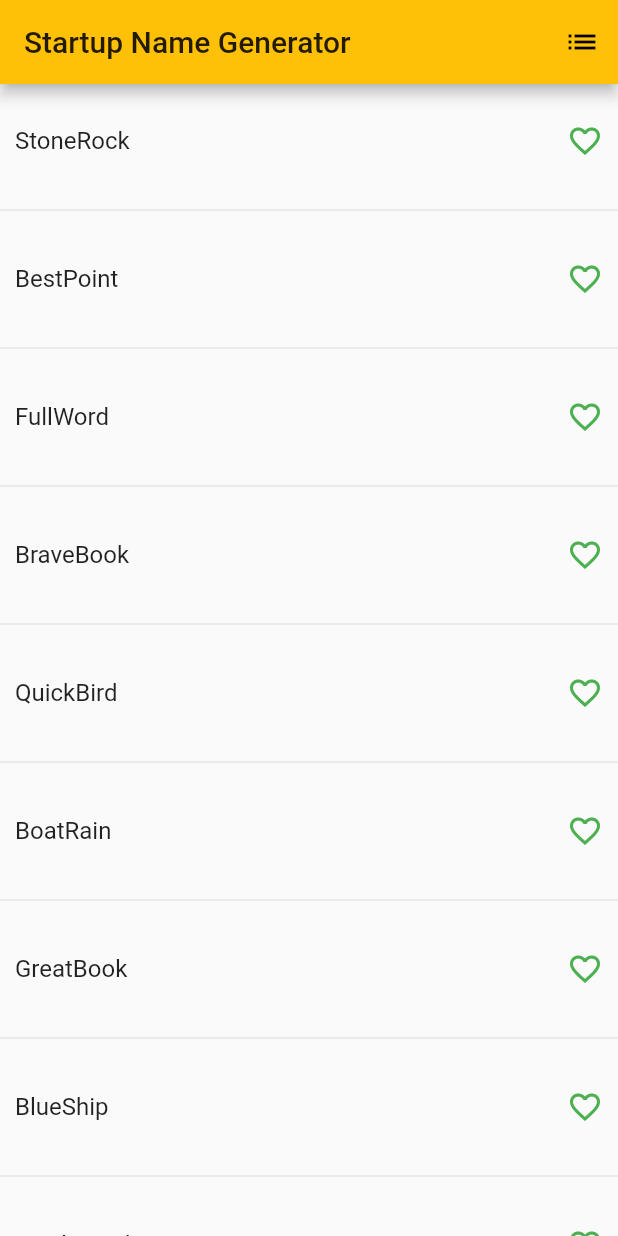
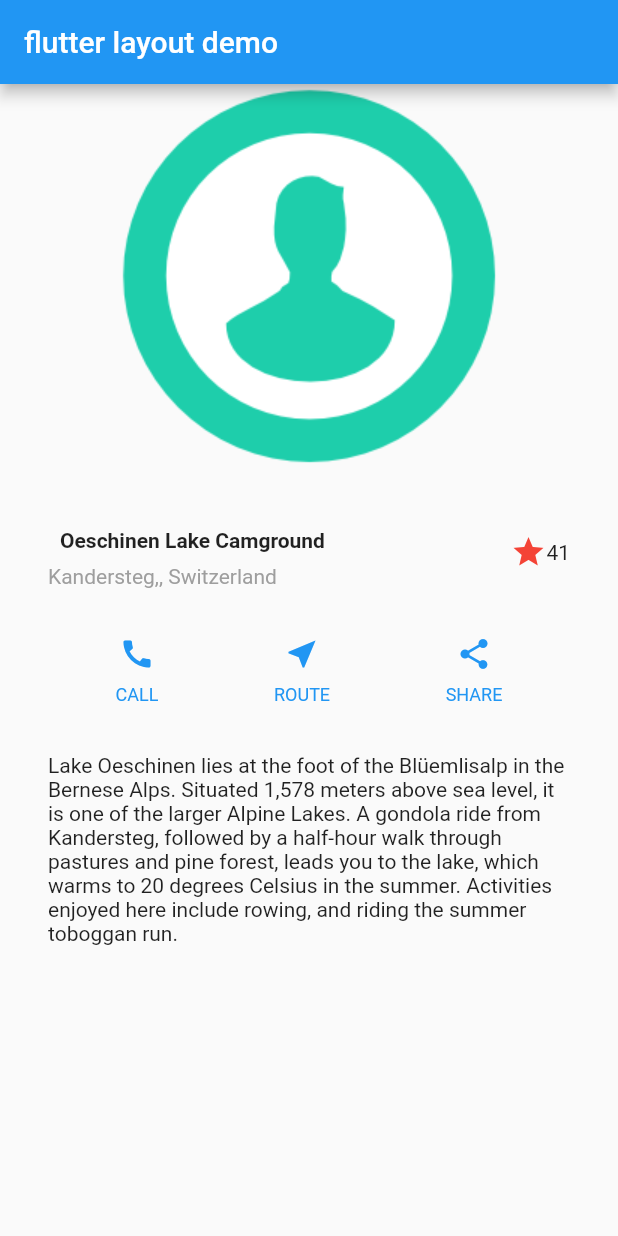
Before and after one commit to ThaoLuu2611/flutter-beginner, a Flutter app: the screen it shows after launch, on a phone screen of 412 x 824 dp. Run offline on Flutter 3.47's test engine with Material 2 defaults, Android fonts, the phone set to English and light mode, and no system bars.

Commit message:
Building layout demo

```diff
--- a/flutter_first_app/lib/main.dart
+++ b/flutter_first_app/lib/main.dart
@@ -1,110 +1,107 @@
 import 'package:flutter/material.dart';
-import 'package:english_words/english_words.dart';
-//import 'package:table_calendar/table_calendar.dart';
 
+void main() => runApp(MaterialApp(
+  home: MyHome(),
+));
 
-void main() => runApp(MyApp());
-
-class MyApp extends StatelessWidget{
+class MyHome extends StatelessWidget{
   @override
   Widget build(BuildContext context) {
+
+    Widget titleSection = Container(
+      padding: const EdgeInsets.all(32),
+      child: Row(
+        children: <Widget>[
+          Expanded(
+            child: Column(
+              crossAxisAlignment: CrossAxisAlignment.start,
+              children: <Widget>[
+                Container(
+                  padding: const EdgeInsets.all(8),
+                  child: Text(
+                    'Oeschinen Lake Camground',
+                    style: TextStyle(
+                      fontWeight: FontWeight.bold
+                    ),
+                  ),
+                ),
+                Text(
+                  'Kandersteg,, Switzerland',
+                  style: TextStyle(
+                    color: Colors.grey[500],
+                  ),
+                ),
+
+              ],
+            ),
+          ),
+          Icon(
+            Icons.star,
+            color: Colors.red[500],
+          ),
+          Text('41'),
+        ],
+      ),
+
+    );
+
+    Column _buttonColumn(Color color, IconData icon, String label){
+      return Column(
+        children: <Widget>[
+          Icon(icon, color: color),
+          Container(
+            margin: const EdgeInsets.only(top: 8),
+            child: Text(
+              label,
+              style: TextStyle(
+                fontSize: 12,
+                fontWeight: FontWeight.w400,
+                color: color,
+              ),
+            ),
+          ),
+        ],
+      );
+    }
+
+    Widget _buttonRow(){
+      Color color = Theme.of(context).primaryColor;
+      return Row(
+        mainAxisAlignment: MainAxisAlignment.spaceEvenly,
+        children: <Widget>[
+          _buttonColumn(color, Icons.call, 'CALL'),
+          _buttonColumn(color, Icons.near_me, 'ROUTE'),
+          _buttonColumn(color, Icons.share, 'SHARE'),
+        ],
+      );
+    }
+
+    Widget _textSection = Container(
+      padding: const EdgeInsets.all(32),
+      child: Text('Lake Oeschinen lies at the foot of the Blüemlisalp in the Bernese '
+          'Alps. Situated 1,578 meters above sea level, it is one of the '
+          'larger Alpine Lakes. A gondola ride from Kandersteg, followed by a '
+          'half-hour walk through pastures and pine forest, leads you to the '
+          'lake, which warms to 20 degrees Celsius in the summer. Activities '
+          'enjoyed here include rowing, and riding the summer toboggan run.'),
+    );
+
     return MaterialApp(
-      title: 'Flutter',
-       theme: ThemeData(
-         primaryColor: Colors.amber,
-       ),
-        home: RandomWords()
+      title: 'Flutter demo layout',
+      home: Scaffold(
+        appBar: AppBar(
+          title: Text('flutter layout demo'),
+        ),
+        body: Column(
+          children: <Widget>[
+            Image.asset(
+            'assets/icon3.png'),
+            titleSection,
+            _buttonRow(),
+            _textSection,
+          ],
+        )
+      )
     );
   }
 }
-
-
-class RandonWordsState extends State<RandomWords>{
-  final WordPair word = WordPair.random();
-  List<WordPair> _list = <WordPair>[];
-  Set<WordPair> set = Set<WordPair>();
-  final _biggerFont = const TextStyle(fontSize: 18.0);
-
-  Widget _suggestion(){
-    return ListView.builder(
-        itemBuilder: (BuildContext context, int i){
-            if(i.isOdd)
-              return Divider();
-            int index = i~/2;
-            if(index >= _list.length){
-              _list.addAll(generateWordPairs().take(10));
-            }
-            return(_row(_list[index]));
-        });
-  }
-
-  Widget _row(WordPair pair) {
-    final isSaved = set.contains(pair);
-    return ListTile(
-      title: Text(pair.asPascalCase),
-      contentPadding: EdgeInsets.all(10),
-      trailing: Icon(
-        isSaved ? Icons.favorite : Icons.favorite_border,
-        color: isSaved ? Colors.red : Colors.green,
-      ),
-      onTap: (){
-        setState(() {
-          if(isSaved)
-            set.remove(pair);
-          else {
-            set.add(pair);
-        }
-        });
-      },
-
-    );
-  }
-  @override
-  Widget build(BuildContext context) {
-    return Scaffold(
-      appBar: AppBar(
-        title: Text('Startup Name Generator'),
-        actions: <Widget>[
-          IconButton(icon: Icon(Icons.list), onPressed: _pushSaved,)
-        ],
-      ),
-      body: _suggestion()
-    );
-
-  }
-
-  void _pushSaved(){
-    Navigator.of(context).push(
-      MaterialPageRoute<void>(
-        builder: (BuildContext context){
-          final Iterable<ListTile> tiles = set.map(
-              (WordPair pair){
-                return ListTile(
-                  title: Text(
-                    pair.asPascalCase,
-                    style: _biggerFont,
-                  )
-                );
-              }
-          );
-          final List<Widget> divided = ListTile.divideTiles(
-            context: context,
-            tiles: tiles,
-          ).toList();
-          return Scaffold(
-            appBar: AppBar(
-              title: Text('Saved suggestion'),
-            ),
-            body: ListView(children: divided),
-          );
-
-        }
-      )
-    );
-  }
-
-}
-class RandomWords extends StatefulWidget{
-  @override
-  RandonWordsState createState() => RandonWordsState();
-}
--- a/flutter_first_app/pubspec.yaml
+++ b/flutter_first_app/pubspec.yaml
@@ -48,7 +48,7 @@ flutter:
   assets:
     - assets/
 
-  #  - images/a_dot_ham.jpeg
+
 
   # An image asset can refer to one or more resolution-specific "variants", see
   # https://flutter.dev/assets-and-images/#resolution-aware.
```
Also changed, not shown: flutter_first_app/assets/hieu.jpg (added), flutter_first_app/assets/icon2.png (added), flutter_first_app/assets/icon3.png (added), flutter_first_app/assets/icon4.png (added).
